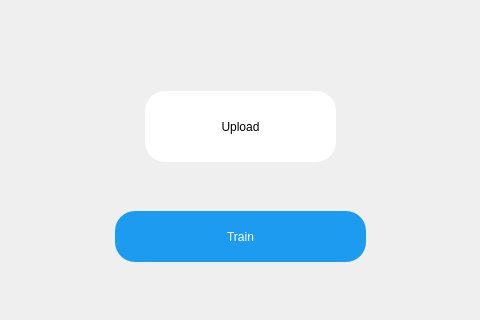
Qt form screens/imagerecg.ui (5P34R/ageAndGenferGUI) before a commit; both pictures show x 275 to 755 and y 329 to 649 of the 1005 by 649 pixel window.
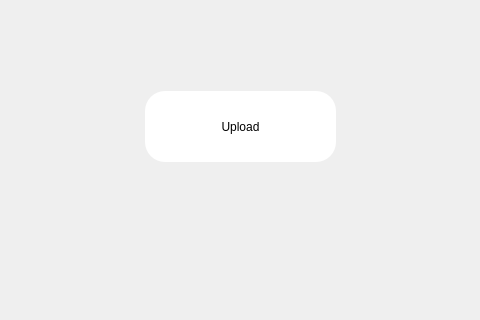
The same form after that commit.

Patch:
```diff
--- a/screens/imagerecg.ui
+++ b/screens/imagerecg.ui
@@ -47,25 +47,6 @@
     <string>Upload</string>
    </property>
   </widget>
-  <widget class="QPushButton" name="train_button">
-   <property name="geometry">
-    <rect>
-     <x>390</x>
-     <y>540</y>
-     <width>251</width>
-     <height>51</height>
-    </rect>
-   </property>
-   <property name="styleSheet">
-    <string notr="true">border-radius:20px;
-background-color:rgb(29, 155, 240);
-font: 12pt &quot;MS Shell Dlg 2&quot;;
-color:white;</string>
-   </property>
-   <property name="text">
-    <string>Train</string>
-   </property>
-  </widget>
   <widget class="QLabel" name="image_label">
    <property name="geometry">
     <rect>
```
